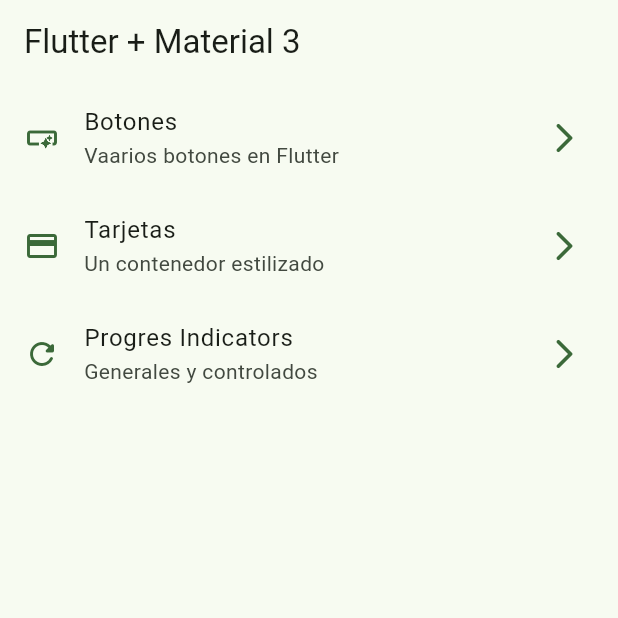
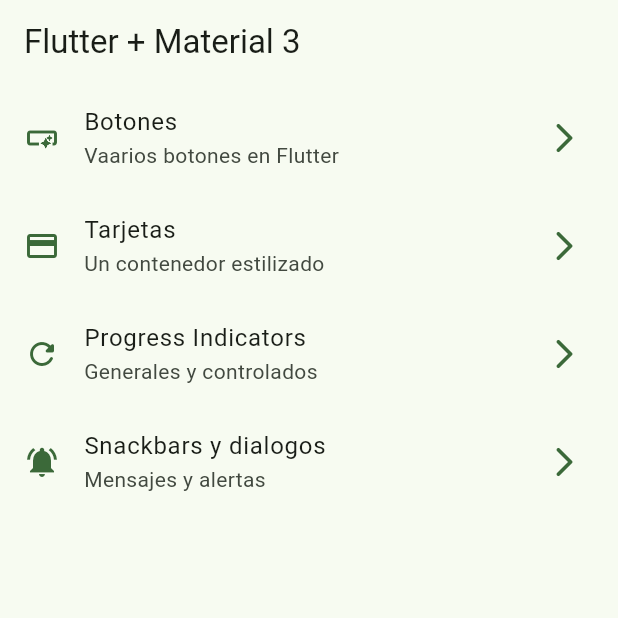
Before and after one commit to yorth21/flutter_widgets_app, a Flutter app: the screen it shows after launch, on a phone screen of 412 x 824 dp, the top half of it. Run offline on Flutter 3.47's test engine with Material 3 defaults, Android fonts, the phone set to English and light mode, and no system bars; our stand-ins replace go_router.

Commit message:
feat: snackbars finish

```diff
--- a/lib/config/menu/menu_items.dart
+++ b/lib/config/menu/menu_items.dart
@@ -25,8 +25,14 @@ const appMenuItems = <MenuItem>[
       link: '/cards',
       icon: Icons.credit_card),
   MenuItem(
-      title: 'Progres Indicators',
+      title: 'Progress Indicators',
       subTitle: 'Generales y controlados',
       link: '/progress',
-      icon: Icons.refresh_rounded)
+      icon: Icons.refresh_rounded),
+  MenuItem(
+    title: 'Snackbars y dialogos',
+    subTitle: 'Mensajes y alertas',
+    link: '/snackbars',
+    icon: Icons.notifications_active,
+  ),
 ];
--- a/lib/config/router/app_router.dart
+++ b/lib/config/router/app_router.dart
@@ -24,5 +24,9 @@ final appRouter = GoRouter(
       name: ProgressScreen.name,
       builder: (context, state) => const ProgressScreen(),
     ),
+    GoRoute(
+        path: '/snackbars',
+        name: SnackbarScreen.name,
+        builder: (context, state) => const SnackbarScreen()),
   ],
 );
--- a/lib/main.dart
+++ b/lib/main.dart
@@ -12,6 +12,7 @@ class MainApp extends StatelessWidget {
   @override
   Widget build(BuildContext context) {
     return MaterialApp.router(
+      title: 'Widgets App',
       routerConfig: appRouter,
       debugShowCheckedModeBanner: false,
       theme: AppTheme(selectedColor: 2).getTheme(),
```
Also changed, not shown: lib/presentation/screens/snackbar/snackbar_screen.dart (+59 -1 lines).
